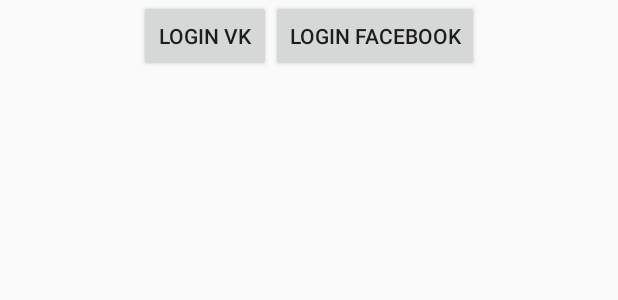
After one commit to DESTROYED/The_busy_calendar, an Android app: the layout activity_login.xml on its own in the app's theme, with its tools: preview values and no code run, on a phone screen of 412 x 824 dp. The commit adds this screen. Shown: the top 300 px of the screen. Run offline under Robolectric (Android 15) with nearby library versions, the phone set to English and light mode, and no system bars.

Commit message:
Http client, threads and login

```diff
--- /dev/null
+++ b/Busy_calendar/app/src/main/java/com/example/destr/busy_calendar/Threads/OnResultCallback.java
@@ -0,0 +1,6 @@
+package com.example.destr.busy_calendar.Threads;
+
+public interface OnResultCallback<Result,Progress> extends ProgressCallback{
+    void onSuccess(Result result);
+    void onError(Exception e);
+}
--- /dev/null
+++ b/Busy_calendar/app/src/main/java/com/example/destr/busy_calendar/Threads/Operation.java
@@ -0,0 +1,5 @@
+package com.example.destr.busy_calendar.Threads;
+
+public interface Operation <Params,Progress,Result>{
+    Result operationDoing(Params params,ProgressCallback<Progress> progressCallback) throws Exception;
+}
--- /dev/null
+++ b/Busy_calendar/app/src/main/java/com/example/destr/busy_calendar/Threads/ProgressCallback.java
@@ -0,0 +1,5 @@
+package com.example.destr.busy_calendar.Threads;
+
+public interface ProgressCallback <Progress>{
+    void onProgressChanged(Progress progress);
+}
--- /dev/null
+++ b/Busy_calendar/app/src/main/res/layout/activity_login.xml
@@ -0,0 +1,42 @@
+<?xml version="1.0" encoding="utf-8"?>
+<LinearLayout xmlns:android="http://schemas.android.com/apk/res/android"
+              android:orientation="vertical"
+              android:layout_width="match_parent"
+              android:layout_height="match_parent">
+    <LinearLayout
+        android:orientation="vertical"
+        android:layout_gravity="center"
+        android:layout_width="match_parent"
+        android:layout_height="wrap_content">
+        <EditText
+            android:visibility="gone"
+            android:layout_gravity="center_horizontal"
+            android:hint="@string/login_hint"
+            android:layout_width="300dp"
+            android:layout_height="match_parent"/>
+        <EditText
+            android:visibility="gone"
+            android:layout_gravity="center_horizontal"
+            android:hint="@string/password_hint"
+            android:layout_width="300dp"
+            android:layout_height="match_parent"/>
+        <LinearLayout
+            android:layout_gravity="center_horizontal"
+            android:layout_width="wrap_content"
+            android:layout_height="wrap_content">
+            <Button
+                android:id="@+id/btn_login_vk"
+                android:text="@string/btn_login_vk"
+                android:layout_gravity="center_horizontal"
+                android:layout_width="wrap_content"
+                android:layout_height="wrap_content"/>
+            <Button
+                android:id="@+id/btn_login_facebook"
+                android:text="@string/btn_login_facebook"
+                android:layout_gravity="center_horizontal"
+                android:layout_width="wrap_content"
+                android:layout_height="wrap_content"/>
+        </LinearLayout>
+        <include layout="@layout/view"/>
+    </LinearLayout>
+</LinearLayout>
--- a/Busy_calendar/app/src/main/res/values/strings.xml
+++ b/Busy_calendar/app/src/main/res/values/strings.xml
@@ -1,4 +1,8 @@
 <resources>
     <string name="app_name">Busy_calendar</string>
     <string name="Login_speech">Hello, you can login by Vk or Facebook:</string>
+    <string name="btn_login_vk">Login Vk</string>
+    <string name="btn_login_facebook">Login Facebook</string>
+    <string name="password_hint">Password</string>
+    <string name="login_hint">Login</string>
 </resources>
```
Also changed, not shown: Busy_calendar/app/src/main/AndroidManifest.xml (+7 -2 lines), Busy_calendar/app/src/main/java/com/example/destr/busy_calendar/Constants/ConstantsVkAndFacebook.java (added, +10 -0 lines), Busy_calendar/app/src/main/java/com/example/destr/busy_calendar/Http/HttpClient.java (added, +81 -0 lines), Busy_calendar/app/src/main/java/com/example/destr/busy_calendar/Http/HttpGetOperation.java (added, +13 -0 lines), Busy_calendar/app/src/main/java/com/example/destr/busy_calendar/Http/HttpPostOperation.java (added, +18 -0 lines), Busy_calendar/app/src/main/java/com/example/destr/busy_calendar/Http/HttpRequest.java (added, +34 -0 lines), Busy_calendar/app/src/main/java/com/example/destr/busy_calendar/LoginActivity.java (added, +82 -0 lines), Busy_calendar/app/src/main/java/com/example/destr/busy_calendar/Parse/TokenParse.java (added, +45 -0 lines), Busy_calendar/app/src/main/java/com/example/destr/busy_calendar/Threads/ThreadManager.java (added, +50 -0 lines), Busy_calendar/app/src/main/res/layout/view.xml (added, +8 -0 lines).
